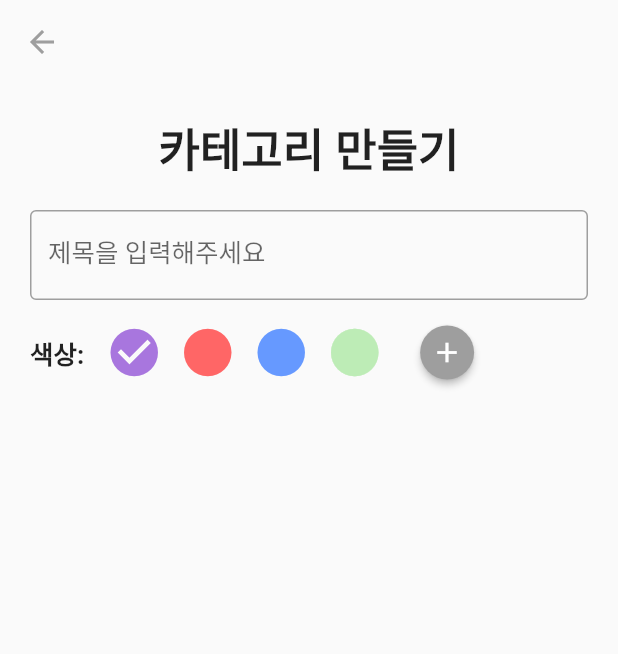
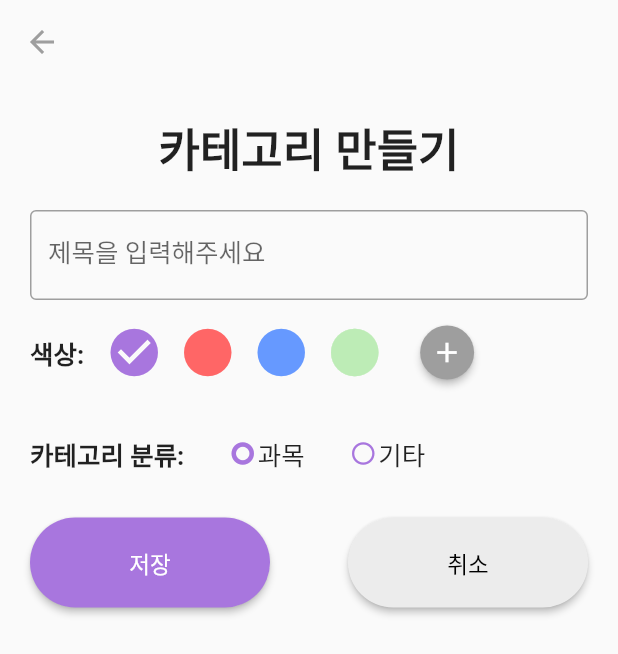
Before and after one commit to JasonKK/BOM-frontend, a Flutter app: the CategoryPage screen opened directly, on a phone screen of 412 x 824 dp. Shown: the top 654 px of the screen. Run offline on Flutter 3.47's test engine with Material 2 defaults, Android fonts, the phone set to English and light mode, and no system bars; our stand-ins replace flutter_colorpicker, flutter_hooks, flutter_riverpod, flutter_slidable, google_fonts, hooks_riverpod and 2 more; network calls fail.

Commit message:
Complete Create Category UI

```diff
--- a/lib/view/add_view.dart
+++ b/lib/view/add_view.dart
@@ -43,9 +43,10 @@ class _AddPlanState extends ConsumerState<AddPlan> {
       int categoryId = ref.watch(categoryIdToCreate);
       int repetitionTypeId = ref.watch(repetitionTypeToCreate);
       String userSlectedDate = ref.watch(limitedDate);
+      List<int> userSelectedWeek = ref.watch(selectedWeek);
       final user = ref.watch(userProvider);
 
-      print('categoryId = $categoryId / repetitionTypeId = $repetitionTypeId / limitedDate = $userSlectedDate');
+      print('categoryId = $categoryId / repetitionTypeId = $repetitionTypeId / limitedDate = $userSlectedDate / userSelectedWeek = $userSelectedWeek');
       return Scaffold(
           appBar: AppBar(
             title: const Text(''),
--- a/lib/view/category_view.dart
+++ b/lib/view/category_view.dart
@@ -24,7 +24,7 @@ class _CategoryPageState extends State<CategoryPage> {
         resizeToAvoidBottomInset: false,
         body: SafeArea(
           child: GestureDetector(
-            onTap: (){
+            onTap: () {
               FocusScope.of(context).unfocus();
             },
             child: Padding(
@@ -55,14 +55,106 @@ class _CategoryPageState extends State<CategoryPage> {
                     width: MediaQuery.of(context).size.width,
                     child: Row(
                       mainAxisAlignment: MainAxisAlignment.start,
-                      children: [
+                      children: const [
                         Text('색상:',
-                            style: TextStyle(fontWeight: FontWeight.w600, fontSize: 17)),
+                            style: TextStyle(
+                                fontWeight: FontWeight.w600, fontSize: 17)),
                         SizedBox(width: 10.0),
                         BomColor(),
                       ],
                     ),
                   ),
+                  const SizedBox(height: 30.0),
+                  Row(
+                    mainAxisAlignment: MainAxisAlignment.start,
+                    children: [
+                      Text('카테고리 분류:',
+                          style: TextStyle(
+                              fontWeight: FontWeight.w600, fontSize: 17)),
+                      SizedBox(width: 30.0),
+                      Row(
+                        children: [
+                          const Icon(
+                            Icons.trip_origin,
+                            color: Color(0xffA876DE),
+                            size: 18.0,
+                          ),
+                          SizedBox(width: 1.0),
+                          Text(
+                            '과목',
+                            style: TextStyle(
+                                fontWeight: FontWeight.w500, fontSize: 17),
+                          ),
+                        ],
+                      ),
+                      SizedBox(width: 30.0),
+                      Row(
+                        children: [
+                          const Icon(
+                            Icons.radio_button_unchecked,
+                            color: Color(0xffA876DE),
+                            size: 18.0,
+                          ),
+                          SizedBox(width: 1.0),
+                          Text(
+                            '기타',
+                            style: TextStyle(
+                                fontWeight: FontWeight.w500, fontSize: 17),
+                          ),
+                        ],
+                      ),
+                    ],
+                  ),
+                  const SizedBox(height: 30.0),
+                  Row(
+                    mainAxisAlignment: MainAxisAlignment.spaceBetween,
+                    children: [
+                      SizedBox(
+                        width: 160,
+                        height: 60,
+                        child: ElevatedButton(
+                            onPressed: () {},
+                            style: ElevatedButton.styleFrom(
+                                primary: Color(0xffA876DE),
+                                //background color of button
+                                // side: BorderSide(width:3, color:Colors.brown), //border width and color
+                                // elevation: 3, //elevation of button
+                                shape: RoundedRectangleBorder(
+                                    //to set border radius to button
+                                    borderRadius: BorderRadius.circular(30)),
+                                padding: EdgeInsets.all(
+                                    20) //content padding inside button
+                                ),
+                            child: Text('저장',
+                                style: TextStyle(
+                                    fontWeight: FontWeight.w500,
+                                    color: Colors.white))),
+                      ),
+                      SizedBox(
+                        width: 160,
+                        height: 60,
+                        child: ElevatedButton(
+                            onPressed: () {
+                              Navigator.pop(context);
+                            },
+                            style: ElevatedButton.styleFrom(
+                                primary: Color(0xffececec),
+                                //background color of button
+                                // side: BorderSide(width:3, color:Colors.brown), //border width and color
+                                // elevation: 3, //elevation of button
+                                shape: RoundedRectangleBorder(
+                                    //to set border radius to button
+                                    borderRadius: BorderRadius.circular(30)),
+                                padding: EdgeInsets.all(
+                                    20) //content padding inside button
+                                ),
+                            child: Text('취소',
+                                style: TextStyle(
+                                    fontWeight: FontWeight.w500,
+                                    color: Colors.black))),
+                      )
+                    ],
+                  )
                 ],
               ),
             ),
--- a/lib/view/components/plan_item_widget.dart
+++ b/lib/view/components/plan_item_widget.dart
@@ -211,15 +211,15 @@ class _PlanItemState extends ConsumerState<PlanItem> {
                           padding: EdgeInsets.symmetric(
                               vertical: 10.0, horizontal: 12.0),
                           decoration: BoxDecoration(
-                            color: Color(0x26EF5DA8),
+                            color: Color(int.parse(todo.color!)),
                             borderRadius:
                                 BorderRadius.all(Radius.circular(8.0)),
                           ),
                           child:
                               Text(
-                                '과학', // plan의 category ID를 가지고 서버에서 category api 로직 만들면 적용
+                                todo.categoryName!, // plan의 category ID를 가지고 서버에서 category api 로직 만들면 적용
                                 style: TextStyle(
-                                    color: Colors.grey[900],
+                                    color: Colors.white,
                                     fontSize: 14.0,
                                     fontWeight: FontWeight.bold),
                               ),
```
Also changed, not shown: lib/view/components/day_of_the_week_selection_widget.dart (+47 -6 lines), lib/view/home_detail_view.dart (+10 -7 lines).
